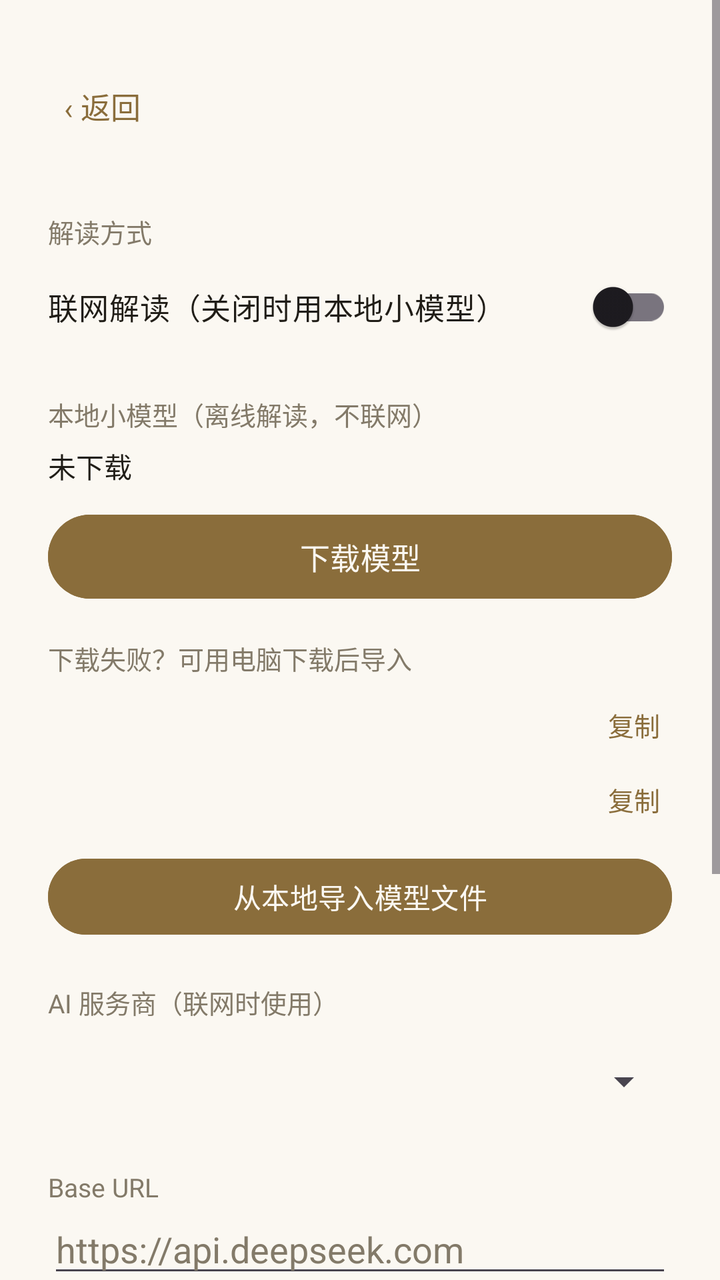
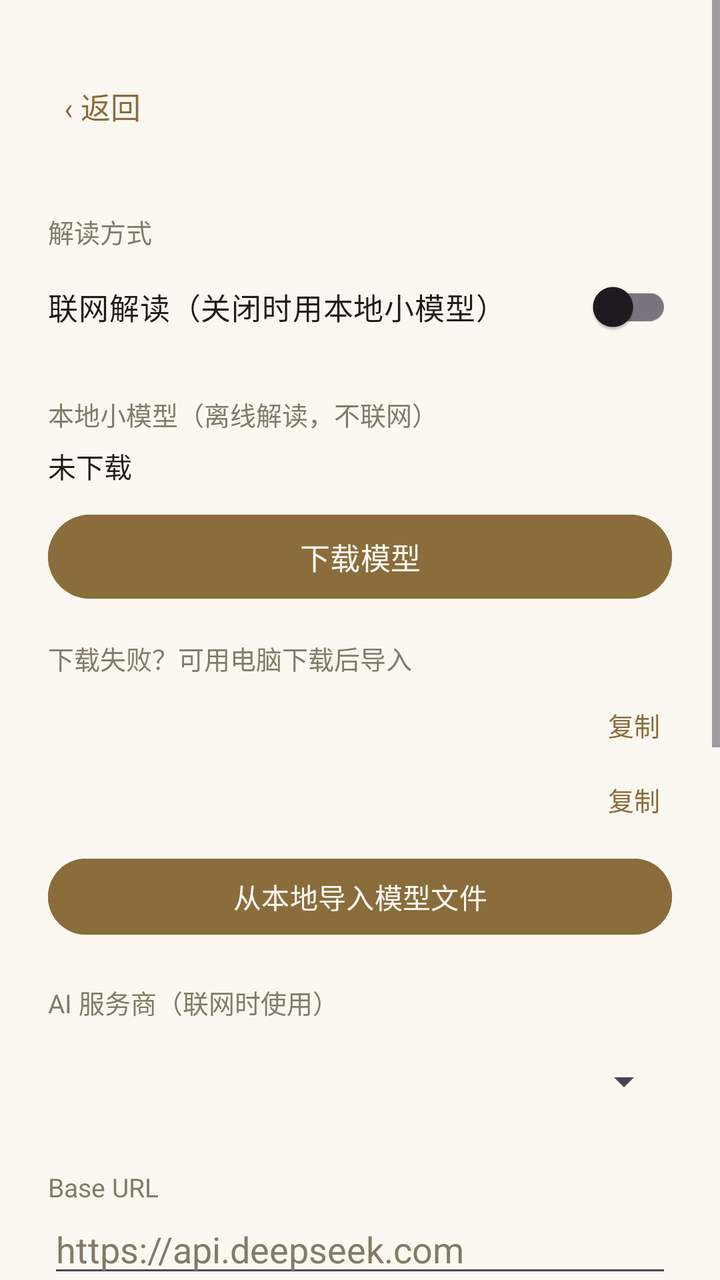

Before-and-after screenshots of an Android layout around one commit, followed by the original layout XML and the change that was made.
<!-- AndroidManifest.xml: application theme Theme.Yijing -->
<!-- res/layout/activity_settings.xml -->
<?xml version="1.0" encoding="utf-8"?>
<ScrollView xmlns:android="http://schemas.android.com/apk/res/android"
    android:layout_width="match_parent"
    android:layout_height="match_parent"
    android:background="@color/paper">

    <LinearLayout
        android:layout_width="match_parent"
        android:layout_height="wrap_content"
        android:orientation="vertical"
        android:padding="24dp">

        <LinearLayout
            android:layout_width="match_parent"
            android:layout_height="wrap_content"
            android:orientation="horizontal"
            android:gravity="center_vertical">

            <TextView
                android:id="@+id/btnBack"
                android:layout_width="wrap_content"
                android:layout_height="wrap_content"
                android:padding="8dp"
                android:text="‹ 返回"
                android:textColor="@color/brand"
                android:textSize="15sp" />

            <TextView
                android:layout_width="0dp"
                android:layout_height="wrap_content"
                android:layout_weight="1"
                android:gravity="center"
                android:text="设置"
                android:textColor="@color/ink"
                android:textSize="20sp"
                android:textStyle="bold" />

            <View
                android:layout_width="wrap_content"
                android:layout_height="wrap_content" />
        </LinearLayout>

        <TextView
            android:layout_width="wrap_content"
            android:layout_height="wrap_content"
            android:layout_marginTop="24dp"
            android:text="解读方式"
            android:textColor="@color/ink_muted"
            android:textSize="13sp" />

        <com.google.android.material.switchmaterial.SwitchMaterial
            android:id="@+id/cloudSwitch"
            android:layout_width="match_parent"
            android:layout_height="wrap_content"
            android:layout_marginTop="4dp"
            android:text="联网解读（关闭时用本地小模型）"
            android:textColor="@color/ink"
            android:textSize="15sp" />

        <TextView
            android:layout_width="wrap_content"
            android:layout_height="wrap_content"
            android:layout_marginTop="20dp"
            android:text="本地小模型（离线解读，不联网）"
            android:textColor="@color/ink_muted"
            android:textSize="13sp" />

        <TextView
            android:id="@+id/modelStatus"
            android:layout_width="match_parent"
            android:layout_height="wrap_content"
            android:layout_marginTop="6dp"
            android:text="未下载"
            android:textColor="@color/ink"
            android:textSize="14sp" />

        <ProgressBar
            android:id="@+id/modelProgress"
            style="?android:attr/progressBarStyleHorizontal"
            android:layout_width="match_parent"
            android:layout_height="wrap_content"
            android:layout_marginTop="8dp"
            android:max="100"
            android:progressTint="@color/brand"
            android:visibility="gone" />

        <com.google.android.material.button.MaterialButton
            android:id="@+id/modelBtn"
            android:layout_width="match_parent"
            android:layout_height="50dp"
            android:layout_marginTop="10dp"
            android:backgroundTint="@color/brand"
            android:text="下载模型"
            android:textColor="@color/paper"
            android:textSize="15sp" />

        <TextView
            android:layout_width="wrap_content"
            android:layout_height="wrap_content"
            android:layout_marginTop="16dp"
            android:text="下载失败？可用电脑下载后导入"
            android:textColor="@color/ink_muted"
            android:textSize="13sp" />

        <LinearLayout
            android:layout_width="match_parent"
            android:layout_height="wrap_content"
            android:layout_marginTop="8dp"
            android:gravity="center_vertical"
            android:orientation="horizontal">

            <TextView
                android:id="@+id/originalLink"
                android:layout_width="0dp"
                android:layout_height="wrap_content"
                android:layout_weight="1"
                android:ellipsize="middle"
                android:maxLines="1"
                android:textIsSelectable="true"
                android:textColor="@color/brand"
                android:textSize="12sp" />

            <TextView
                android:id="@+id/copyOriginal"
                android:layout_width="wrap_content"
                android:layout_height="wrap_content"
                android:layout_marginStart="10dp"
                android:padding="6dp"
                android:text="复制"
                android:textColor="@color/brand"
                android:textSize="13sp" />
        </LinearLayout>

        <LinearLayout
            android:layout_width="match_parent"
            android:layout_height="wrap_content"
            android:layout_marginTop="6dp"
            android:gravity="center_vertical"
            android:orientation="horizontal">

            <TextView
                android:id="@+id/mirrorLink"
                android:layout_width="0dp"
                android:layout_height="wrap_content"
                android:layout_weight="1"
                android:ellipsize="middle"
                android:maxLines="1"
                android:textIsSelectable="true"
                android:textColor="@color/brand"
                android:textSize="12sp" />

            <TextView
                android:id="@+id/copyMirror"
                android:layout_width="wrap_content"
                android:layout_height="wrap_content"
                android:layout_marginStart="10dp"
                android:padding="6dp"
                android:text="复制"
                android:textColor="@color/brand"
                android:textSize="13sp" />
        </LinearLayout>

        <com.google.android.material.button.MaterialButton
            android:id="@+id/importBtn"
            android:layout_width="match_parent"
            android:layout_height="46dp"
            android:layout_marginTop="10dp"
            android:backgroundTint="@color/brand"
            android:text="从本地导入模型文件"
            android:textColor="@color/paper"
            android:textSize="14sp" />

        <TextView
            android:layout_width="wrap_content"
            android:layout_height="wrap_content"
            android:layout_marginTop="20dp"
            android:text="AI 服务商（联网时使用）"
            android:textColor="@color/ink_muted"
            android:textSize="13sp" />

        <Spinner
            android:id="@+id/providerSpinner"
            android:layout_width="match_parent"
            android:layout_height="48dp"
            android:layout_marginTop="6dp" />

        <TextView
            android:layout_width="wrap_content"
            android:layout_height="wrap_content"
            android:layout_marginTop="20dp"
            android:text="Base URL"
            android:textColor="@color/ink_muted"
            android:textSize="13sp" />

        <EditText
            android:id="@+id/baseUrlInput"
            android:layout_width="match_parent"
            android:layout_height="wrap_content"
            android:inputType="textUri"
            android:hint="https://api.deepseek.com"
            android:textColor="@color/ink"
            android:textColorHint="@color/ink_muted" />

        <TextView
            android:layout_width="wrap_content"
            android:layout_height="wrap_content"
            android:layout_marginTop="20dp"
            android:text="API Key"
            android:textColor="@color/ink_muted"
            android:textSize="13sp" />

        <EditText
            android:id="@+id/apiKeyInput"
            android:layout_width="match_parent"
            android:layout_height="wrap_content"
            android:inputType="textPassword"
            android:hint="sk-..."
            android:textColor="@color/ink"
            android:textColorHint="@color/ink_muted" />

        <TextView
            android:layout_width="wrap_content"
            android:layout_height="wrap_content"
            android:layout_marginTop="20dp"
            android:text="模型"
            android:textColor="@color/ink_muted"
            android:textSize="13sp" />

        <EditText
            android:id="@+id/modelInput"
            android:layout_width="match_parent"
            android:layout_height="wrap_content"
            android:hint="deepseek-chat"
            android:textColor="@color/ink"
            android:textColorHint="@color/ink_muted" />

        <com.google.android.material.button.MaterialButton
            android:id="@+id/saveBtn"
            android:layout_width="match_parent"
            android:layout_height="52dp"
            android:layout_marginTop="28dp"
            android:backgroundTint="@color/brand"
            android:text="保存"
            android:textColor="@color/paper"
            android:textSize="16sp" />

        <TextView
            android:layout_width="wrap_content"
            android:layout_height="wrap_content"
            android:layout_gravity="center_horizontal"
            android:layout_marginTop="12dp"
            android:text="API Key 仅保存在本机，起卦时可选择是否联网解读"
            android:textColor="@color/ink_muted"
            android:textSize="12sp" />
    </LinearLayout>
</ScrollView>
<!-- resources referenced by this layout -->
<resources>
  <color name="brand">#8A6D3B</color>
  <color name="ink">#201D17</color>
  <color name="ink_muted">#837A69</color>
  <color name="paper">#FBF8F2</color>
  <style name="Theme.Yijing" parent="Theme.Material3.DayNight.NoActionBar">
          <item name="colorPrimary">@color/brand</item>
          <item name="colorOnPrimary">@color/paper</item>
          <item name="android:colorBackground">@color/paper</item>
      </style>
</resources>

<!-- the commit's change to res/layout/activity_settings.xml (unified diff, before → after) -->
@@ -252,5 +252,46 @@
             android:text="API Key 仅保存在本机，起卦时可选择是否联网解读"
             android:textColor="@color/ink_muted"
             android:textSize="12sp" />
+
+        <View
+            android:layout_width="match_parent"
+            android:layout_height="1dp"
+            android:layout_marginTop="28dp"
+            android:background="@color/ink_muted"
+            android:alpha="0.2" />
+
+        <TextView
+            android:layout_width="wrap_content"
+            android:layout_height="wrap_content"
+            android:layout_marginTop="16dp"
+            android:text="日志与诊断（测试用，无需理会）"
+            android:textColor="@color/ink_muted"
+            android:textSize="13sp" />
+
+        <TextView
+            android:layout_width="wrap_content"
+            android:layout_height="wrap_content"
+            android:layout_marginTop="6dp"
+            android:text="解卦异常、卡顿或结果为空时，打开 debug 日志把记录发回即可定位。默认不记录，不影响速度。"
+            android:textColor="@color/ink_muted"
+            android:textSize="12sp" />
+
+        <com.google.android.material.button.MaterialButton
+            android:id="@+id/debugLogBtn"
+            android:layout_width="match_parent"
+            android:layout_height="44dp"
+            android:layout_marginTop="10dp"
+            android:backgroundTint="@color/brand"
+            android:text="Debug 日志"
+            android:textColor="@color/paper"
+            android:textSize="14sp" />
+
+        
+        <LinearLayout
+            android:id="@+id/debugPanelHost"
+            android:layout_width="match_parent"
+            android:layout_height="wrap_content"
+            android:orientation="vertical"
+            android:visibility="gone" />
     </LinearLayout>
 </ScrollView>
